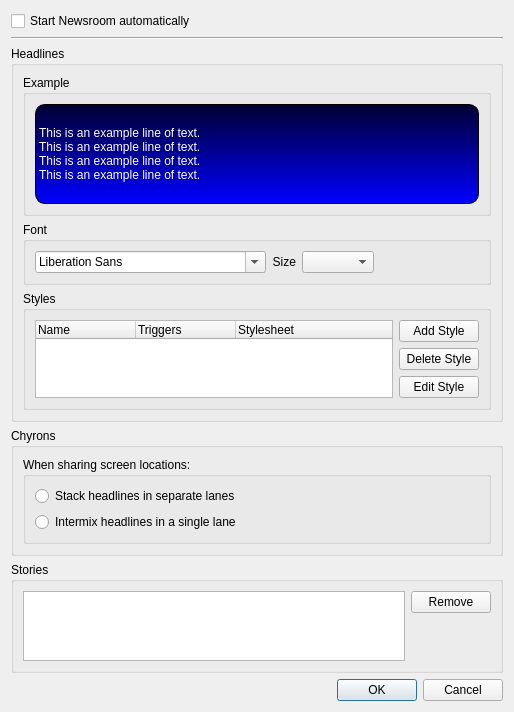
Old version of the form settingsdialog.ui in the repository b0bh00d/Newsroom.
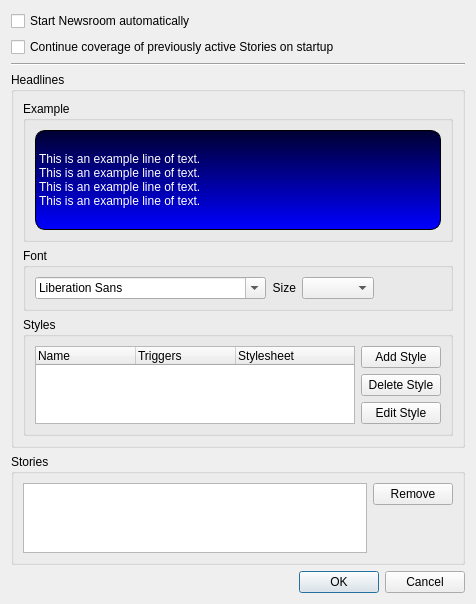
New version of the form.

Commit message:
- Implemented continuation of previous story coverage.
- Added Settings::set_array_index().

- Allowed Settings::set_item() and Settings::get_item() to work quietly with
arrays if begin_array() and set_array_index() have been set.

The edit to the form file:
```diff
--- a/settingsdialog.ui
+++ b/settingsdialog.ui
@@ -6,8 +6,8 @@
    <rect>
     <x>0</x>
     <y>0</y>
-    <width>514</width>
-    <height>709</height>
+    <width>476</width>
+    <height>573</height>
    </rect>
   </property>
   <property name="windowTitle">
@@ -24,6 +24,13 @@
      </property>
     </widget>
    </item>
+   <item>
+    <widget class="QCheckBox" name="check_ContinueCoverage">
+     <property name="text">
+      <string>Continue coverage of previously active Stories on startup</string>
+     </property>
+    </widget>
+   </item>
    <item>
     <widget class="Line" name="line">
      <property name="orientation">
@@ -186,47 +193,6 @@
      </layout>
     </widget>
    </item>
-   <item>
-    <widget class="QGroupBox" name="groupBox">
-     <property name="title">
-      <string>Chyrons</string>
-     </property>
-     <layout class="QVBoxLayout" name="verticalLayout_7">
-      <item>
-       <widget class="QGroupBox" name="groupBox_2">
-        <property name="title">
-         <string>When sharing screen locations:</string>
-        </property>
-        <property name="flat">
-         <bool>true</bool>
-        </property>
-        <layout class="QVBoxLayout" name="verticalLayout">
-         <item>
-          <widget class="QRadioButton" name="radio_Stacked">
-           <property name="toolTip">
-            <string>&lt;html&gt;&lt;head/&gt;&lt;body&gt;&lt;p&gt;Headlines for a story will appear in their own lane, with other headline lanes positioned along side.&lt;/p&gt;&lt;/body&gt;&lt;/html&gt;</string>
-           </property>
-           <property name="text">
-            <string>Stack headlines in separate lanes</string>
-           </property>
-          </widget>
-         </item>
-         <item>
-          <widget class="QRadioButton" name="radio_Intermixed">
-           <property name="toolTip">
-            <string>&lt;html&gt;&lt;head/&gt;&lt;body&gt;&lt;p&gt;Headlines for stories will be intermixed in a single lane.&lt;/p&gt;&lt;/body&gt;&lt;/html&gt;</string>
-           </property>
-           <property name="text">
-            <string>Intermix headlines in a single lane</string>
-           </property>
-          </widget>
-         </item>
-        </layout>
-       </widget>
-      </item>
-     </layout>
-    </widget>
-   </item>
    <item>
     <widget class="QGroupBox" name="group_Stories">
      <property name="title">
```
Left out of the diff: 2 changed lines with no effect on the pictures. The commit also changes 12 other files.
